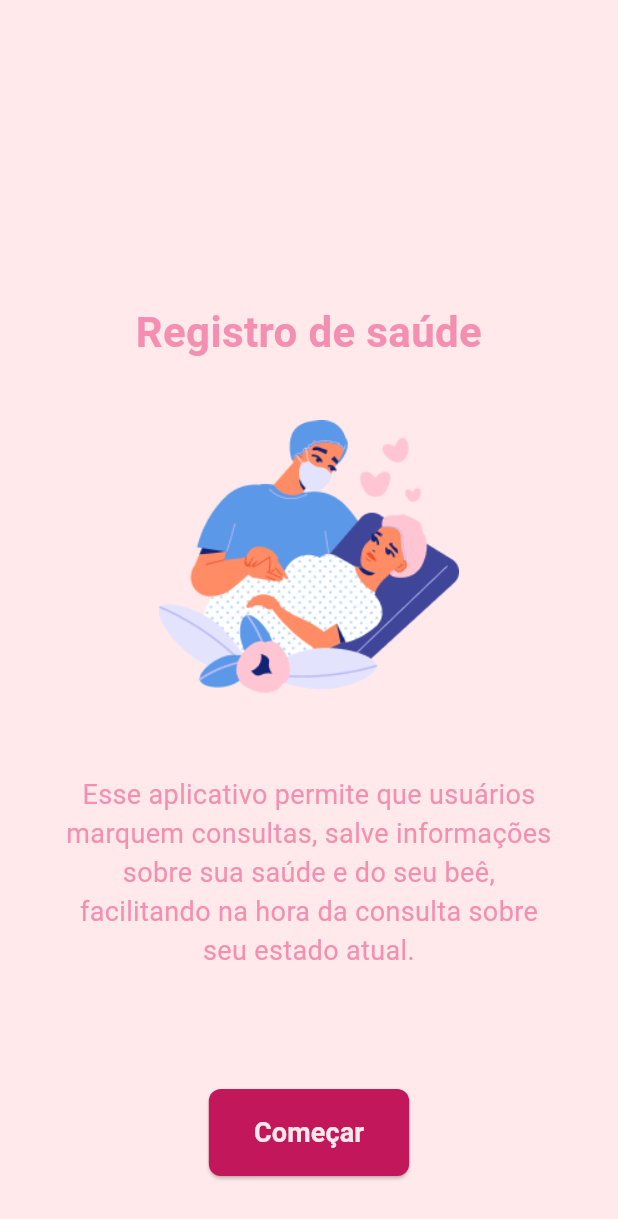
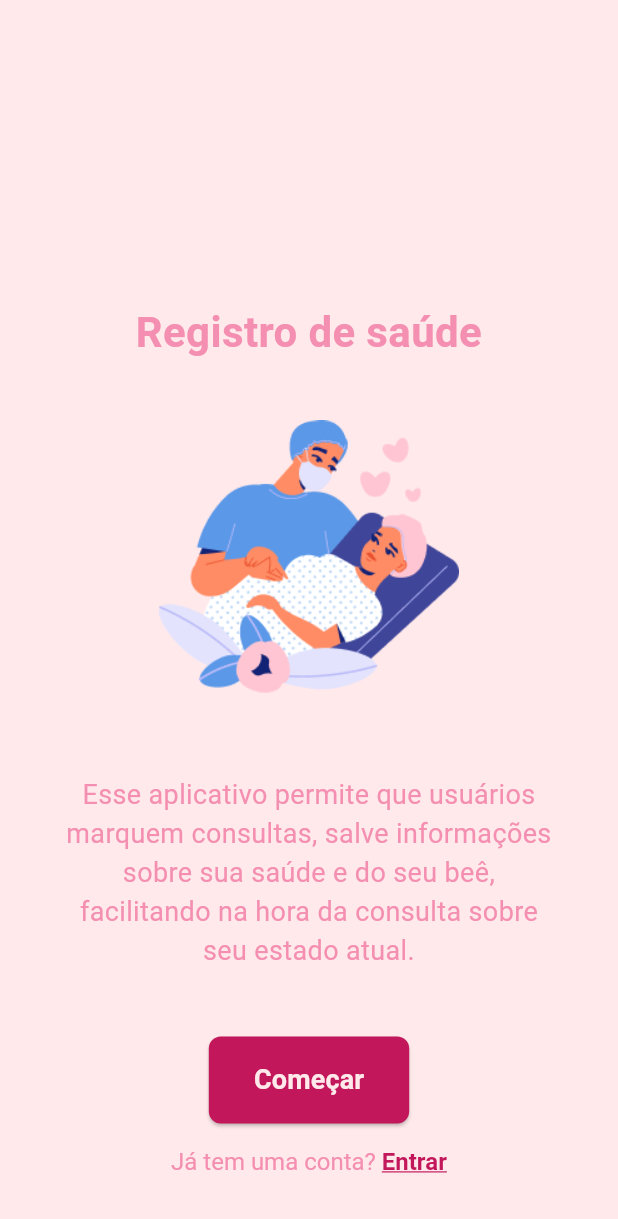
Before and after one commit to leticiare/bloom, a Flutter app: the screen it shows after launch, swiped to page 5, on a phone screen of 412 x 824 dp. Shown: the top 1219 px of the screen. Run offline on Flutter 3.47's test engine with Material 3 defaults, Android fonts, the phone set to English and light mode, and no system bars; our stand-ins replace shared_preferences.

Commit message:
feat: adição da seção de seleção do tipo de usuário

```diff
--- a/bloom-app/lib/src/modules/onboarding/onboarding_screen.dart
+++ b/bloom-app/lib/src/modules/onboarding/onboarding_screen.dart
@@ -1,8 +1,10 @@
 import 'package:flutter/material.dart';
+import 'package:flutter/gestures.dart';
 import 'package:shared_preferences/shared_preferences.dart';
 import 'package:app/src/modules/auth/login/login_screen.dart';
 import 'package:app/src/core/theme/app_colors.dart';
-import 'package:app/src/shared/widgets/primary_button.dart'; // Importe sua tela de login
+import 'package:app/src/shared/widgets/primary_button.dart';
+import 'package:app/src/modules/auth/create_account/persona_screen.dart';
 
 class OnboardingScreen extends StatefulWidget {
   const OnboardingScreen({super.key});
@@ -90,7 +92,7 @@ class _OnboardingScreenState extends State<OnboardingScreen>
       // ... As outras 3 telas
     ];
 
-    final bool isLastPage = _currentPageIndex == pages.length - 1;
+    final bool _isLastPage = _currentPageIndex == pages.length - 1;
 
     return Scaffold(
       body: Stack(
@@ -129,12 +131,17 @@ class _OnboardingScreenState extends State<OnboardingScreen>
             ),
 
           // O botão: aparece SOMENTE na última tela
-          if (isLastPage)
-            Align(
-              alignment: Alignment.bottomCenter,
+          if (_isLastPage)
+            Positioned(
+              bottom: 40,
+              left: 0,
+              right: 0,
               child: Padding(
-                padding: const EdgeInsets.only(bottom: 40.0),
-                child: PrimaryButton(
+                padding: const EdgeInsets.symmetric(horizontal: 40.0),
+                child: Column(
+                  children: [
+                    // Botão para ir para a tela de Cadastro
+                    PrimaryButton(
                       text: 'Começar',
                       onPressed: () async {
                         final prefs = await SharedPreferences.getInstance();
@@ -142,10 +149,49 @@ class _OnboardingScreenState extends State<OnboardingScreen>
 
                         Navigator.of(context).pushReplacement(
                           MaterialPageRoute(
+                            builder: (context) => const PersonaScreen(),
+                          ), // Redireciona para o cadastro
+                        );
+                      },
+                    ),
+                    const SizedBox(height: 16),
+                    // Texto com link clicável
+                    RichText(
+                      text: TextSpan(
+                        text: 'Já tem uma conta? ',
+                        style: TextStyle(
+                          color: AppColors.mediumPink,
+                          fontSize: 16,
+                        ),
+                        children: [
+                          TextSpan(
+                            text: 'Entrar',
+                            style: const TextStyle(
+                              color: AppColors.depperPink,
+                              fontWeight: FontWeight.bold,
+                              decoration: TextDecoration
+                                  .underline, // Adiciona sublinhado
+                            ),
+                            recognizer: TapGestureRecognizer()
+                              ..onTap = () async {
+                                final prefs =
+                                    await SharedPreferences.getInstance();
+                                await prefs.setBool(
+                                  'onboarding_completed',
+                                  true,
+                                );
+
+                                Navigator.of(context).pushReplacement(
+                                  MaterialPageRoute(
                                     builder: (context) => const LoginScreen(),
                                   ),
                                 );
                               },
+                          ),
+                        ],
+                      ),
+                    ),
+                  ],
                 ),
               ),
             ),
```
Also changed, not shown: bloom-app/lib/src/modules/auth/create_account/persona_screen.dart (added, +177 -0 lines), bloom-app/assets/images/doctor.png (added), bloom-app/assets/images/pregnant.png (added). Lines whose indentation alone changed are shown as unchanged.
